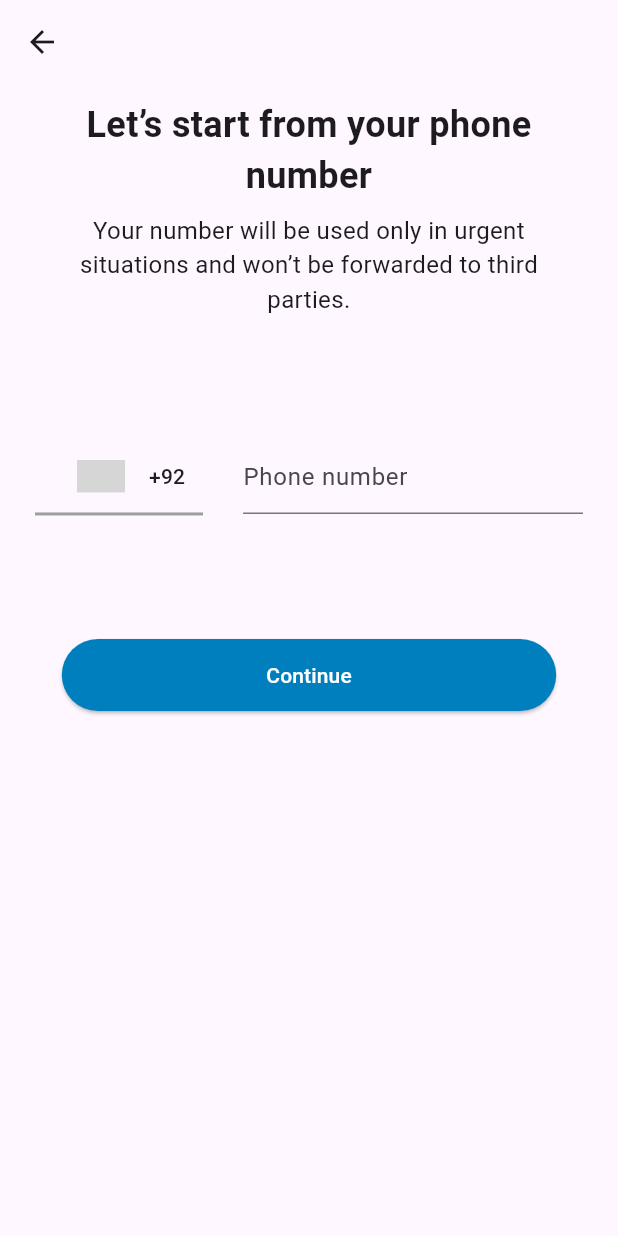
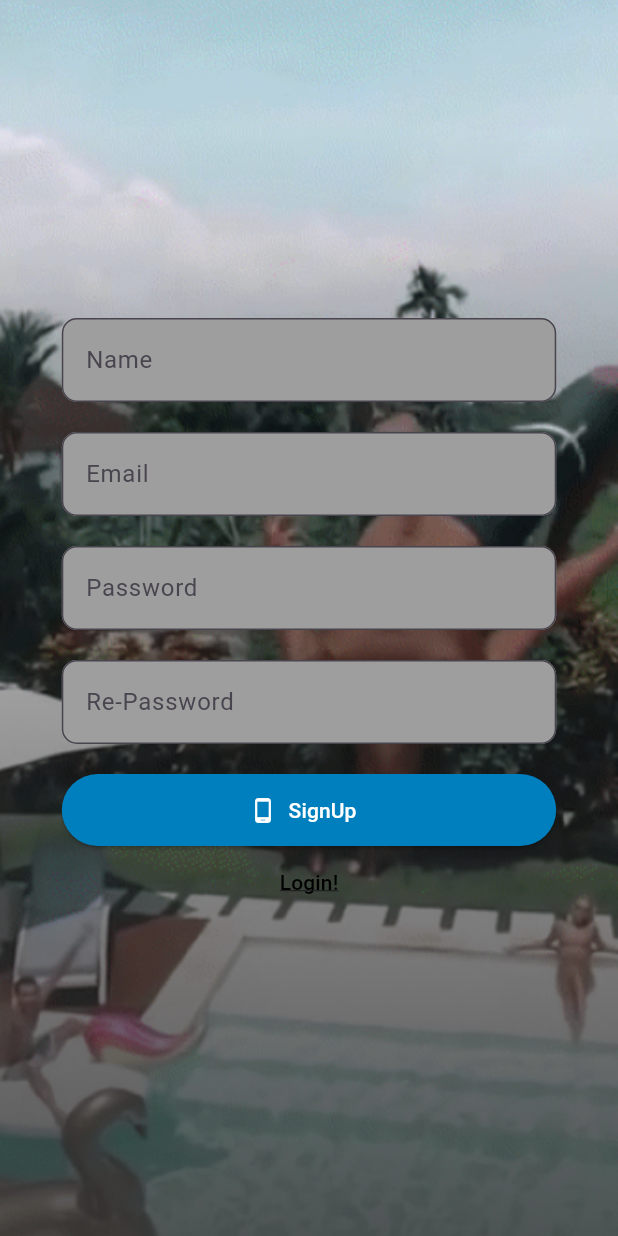
Before and after one commit to AhmadAkram52/Flutter-Unite-App, a Flutter app: the SignupScreen screen opened directly, on a phone screen of 412 x 824 dp. Run offline on Flutter 3.47's test engine with Material 3 defaults, Android fonts, the phone set to English and light mode, and no system bars; drawn by our look-alikes of country_code_picker; our stand-ins replace cloud_firestore, firebase_auth, firebase_core, flutter_chat_bubble, get, iconsax and 1 more; missing offline and left inert: firebase_app_check; accounts and stored records are empty; grey boxes are pictures that could not be loaded.

Commit message:
SignUp & Login Done

```diff
--- /dev/null
+++ b/lib/features/Authentications/controllers/login_controller.dart
@@ -0,0 +1,46 @@
+import 'package:firebase_auth/firebase_auth.dart';
+import 'package:flutter/material.dart';
+import 'package:get/get.dart';
+import 'package:unite/main.dart';
+import 'package:unite/utils/helper/firebase_helper.dart';
+import 'package:unite/utils/helper/helper_funtions.dart';
+
+class LoginController extends GetxController {
+  static LoginController get instance => Get.find();
+  final TextEditingController mailController = TextEditingController();
+  final TextEditingController passwordController = TextEditingController();
+
+  RxBool mailIsValid = true.obs;
+
+  formValidation() async {
+    await FirebaseHelpers.fireAuth
+        .signOut()
+        .then((value) => Get.snackbar("LogOut", "LogOut user."));
+    final String email = mailController.text.toString();
+    final String password = passwordController.text.toString();
+
+    if (UHelpers.isValidEmail(email)) {
+      mailIsValid.value = true;
+      loginWithEmailAndPassword(email: email, password: password);
+    } else {
+      mailIsValid.value = false;
+    }
+  }
+
+  loginWithEmailAndPassword(
+      {required String email, required String password}) async {
+    try {
+      await FirebaseHelpers.fireAuth
+          .signInWithEmailAndPassword(email: email, password: password)
+          .then((value) => Get.to(const NavigationMenu()));
+    } on FirebaseAuthException catch (e) {
+      if (e.code == 'user-not-found') {
+        Get.snackbar("Please SignUp", "No user found for that email.");
+        print('No user found for that email.');
+      } else if (e.code == 'wrong-password') {
+        Get.snackbar("Login Failed", "Wrong password provided for that user.");
+        print('Wrong password provided for that user.');
+      }
+    }
+  }
+}
--- a/lib/features/Authentications/controllers/signup_controller.dart
+++ b/lib/features/Authentications/controllers/signup_controller.dart
@@ -1,74 +1,144 @@
 import 'package:firebase_auth/firebase_auth.dart';
 import 'package:flutter/material.dart';
 import 'package:get/get.dart';
-import 'package:unite/features/Authentications/screens/verify_code.dart';
-import 'package:unite/main.dart';
+import 'package:unite/features/chat/models/user_model.dart';
 import 'package:unite/utils/helper/firebase_helper.dart';
+import 'package:unite/utils/helper/helper_funtions.dart';
 
 class SignupController extends GetxController {
-  final TextEditingController numController = TextEditingController();
-  final TextEditingController codeController = TextEditingController();
+  static SignupController get instance => Get.find();
+  final TextEditingController nameController = TextEditingController();
+  final TextEditingController mailController = TextEditingController();
+  final TextEditingController passwordController = TextEditingController();
+  final TextEditingController rePasswordController = TextEditingController();
 
   RxString phoneNumber = "".obs;
   RxString dailCode = "".obs;
-  RxBool numIsValid = true.obs;
+  RxBool mailIsValid = true.obs;
+  RxBool nameIsFill = true.obs;
+  RxBool passIsValid = true.obs;
+  RxBool isLoading = false.obs;
 
-  toSubmit(BuildContext context) {
-    if (numController.text.length != 10) {
-      numIsValid.value = false;
-    } else {
-      phoneNumber.value = numController.text.toString();
-      final String fullNumber = "${dailCode.value}${phoneNumber.value}";
-      Get.defaultDialog(
-        actions: [
-          TextButton(
-            onPressed: () {
-              Navigator.pop(context);
-            },
-            child: const Text("Edit"),
-          ),
-          TextButton(
-            onPressed: () {
-              Navigator.pop(context);
-              // Get.to(CodeVerifyScreen(verificationId: "verificationId"));
-              sentCodeUsingNumber(phoneNumber: fullNumber);
-            },
-            child: const Text("Yes"),
-          ),
-        ],
-        title: "Number Confirmation",
-        middleText: "$fullNumber \n Is your phone number above correct?",
-      );
+  formValidation() {
+    final String name = nameController.text.toString();
+    final String email = mailController.text.toString();
+    final String password = passwordController.text.toString();
+    final String rePassword = rePasswordController.text.toString();
+    if (name.isNotEmpty) {
+      if (UHelpers.isValidEmail(email)) {
+        mailIsValid.value = true;
+        if (password == rePassword) {
+          passIsValid.value = true;
+          Get.snackbar("Success", "Ahmad Akram");
+          print("Ahmad:::::::::::::::Success");
+          signUpWithEmailAndPass(mail: email, password: password);
+        } else {
+          passIsValid.value = false;
+        }
+      } else {
+        mailIsValid.value = false;
+      }
+    } else {}
+  }
+
+  signUpWithEmailAndPass(
+      {required String mail, required String password}) async {
+    try {
+      await FirebaseHelpers.fireAuth
+          .createUserWithEmailAndPassword(
+        email: mail,
+        password: password,
+      )
+          .then((value) async {
+        print("Ahmad ::::::::");
+        UserModel userModel = UserModel(
+            uid: FirebaseHelpers.fireAuth.currentUser!.uid,
+            email: mail,
+            name: name,
+            image: 'none',
+            lastActive: DateTime.now(),
+            isOnline: true,
+            password: password);
+        await FirebaseHelpers.fireStore
+            .collection("Users")
+            .doc(FirebaseHelpers.fireAuth.currentUser!.uid)
+            .set(userModel.toFireStore())
+            .then((value) {
+          Get.snackbar("Success SignUp", "User Success Created");
+        });
+      });
+    } on FirebaseAuthException catch (e) {
+      if (e.code == 'weak-password') {
+        Get.snackbar("Password Week", 'The password provided is too weak.');
+      } else if (e.code == 'email-already-in-use') {
+        Get.snackbar(
+            "Change Email", 'The account already exists for that email.');
+      }
+    } catch (e) {
+      print('Ahmad :::$e');
     }
   }
 
-  sentCodeUsingNumber({required String phoneNumber}) {
-    FirebaseHelpers.fireAuth.verifyPhoneNumber(
-        phoneNumber: phoneNumber,
-        verificationCompleted: (_) {},
-        verificationFailed: (e) {
-          Get.snackbar("Error", "$e");
-          print("Ahmad Phone Error::::: $e");
-        },
-        codeSent: (String verificationId, int? token) {
-          Get.to(CodeVerifyScreen(verificationId: verificationId));
-        },
-        codeAutoRetrievalTimeout: (e) {
-          Get.snackbar("TimeOut", e);
-          print(" Ahmad TimeOut::::: $e");
-        });
-  }
+// toSubmit(BuildContext context) {
+//   if (numController.text.length != 10) {
+//     numIsValid.value = false;
+//   } else {
+//     phoneNumber.value = numController.text.toString();
+//     final String fullNumber = "${dailCode.value}${phoneNumber.value}";
+//     Get.defaultDialog(
+//       actions: [
+//         TextButton(
+//           onPressed: () {
+//             Navigator.pop(context);
+//           },
+//           child: const Text("Edit"),
+//         ),
+//         TextButton(
+//           onPressed: () {
+//             isLoading.value = true;
+//             Navigator.pop(context);
+//             // Get.to(CodeVerifyScreen(verificationId: "verificationId"));
+//             sentCodeUsingNumber(phoneNumber: fullNumber);
+//           },
+//           child: const Text("Yes"),
+//         ),
+//       ],
+//       title: "Number Confirmation",
+//       middleText: "$fullNumber \n Is your phone number above correct?",
+//     );
+//   }
+// }
 
-  verifyCode({verificationId, smsCode}) async {
-    final credential = PhoneAuthProvider.credential(
-        verificationId: verificationId, smsCode: smsCode);
-    try {
-      await FirebaseHelpers.fireAuth
-          .signInWithCredential(credential)
-          .then((value) => Get.to(const NavigationMenu()));
-    } catch (e) {
-      Get.snackbar("Error", '$e');
-      print(" Ahmad Code Error::::: $e");
-    }
-  }
+// sentCodeUsingNumber({required String phoneNumber}) {
+//   FirebaseHelpers.fireAuth.verifyPhoneNumber(
+//       phoneNumber: phoneNumber,
+//       timeout: const Duration(seconds: 10),
+//       verificationCompleted: (_) {},
+//       verificationFailed: (e) {
+//         isLoading.value = false;
+//         Get.snackbar("Error", "$e");
+//         print("Ahmad Phone Error::::: $e");
+//       },
+//       codeSent: (String verificationId, int? token) {
+//         isLoading.value = false;
+//         Get.to(CodeVerifyScreen(verificationId: verificationId));
+//       },
+//       codeAutoRetrievalTimeout: (e) {
+//         isLoading.value = false;
+//         Get.snackbar("TimeOut", e);
+//         print(" Ahmad TimeOut::::: $e");
+//       });
+// }
+
+// verifyCode({verificationId, smsCode}) async {
+//   final credential = PhoneAuthProvider.credential(
+//       verificationId: verificationId, smsCode: smsCode);
+//   try {
+//     await FirebaseHelpers.fireAuth.signInWithCredential(credential);
+//     Get.to(const NavigationMenu());
+//   } catch (e) {
+//     Get.snackbar("Error", '$e');
+//     print(" Ahmad Code Error::::: $e");
+//   }
+// }
 }
--- a/lib/features/Authentications/screens/signup/signup_screen.dart
+++ b/lib/features/Authentications/screens/signup/signup_screen.dart
@@ -1,8 +1,9 @@
-import 'package:country_code_picker/country_code_picker.dart';
 import 'package:flutter/material.dart';
 import 'package:get/get.dart';
 import 'package:unite/features/Authentications/controllers/signup_controller.dart';
+import 'package:unite/features/Authentications/screens/login/login_screen.dart';
 import 'package:unite/utils/constants/colors.dart';
+import 'package:unite/utils/helper/helper_funtions.dart';
 
 class SignupScreen extends StatelessWidget {
   const SignupScreen({super.key});
@@ -11,98 +12,118 @@ class SignupScreen extends StatelessWidget {
   Widget build(BuildContext context) {
     final SignupController signupCtrl = Get.put(SignupController());
     return Scaffold(
-      appBar: AppBar(),
-      body: Padding(
-        padding: const EdgeInsets.all(10.0),
+      body: Container(
+        height: double.infinity,
+        width: double.infinity,
+        decoration: const BoxDecoration(
+          image: DecorationImage(
+            image: AssetImage('assets/images/login_bg.png'),
+            fit: BoxFit.cover,
+          ),
+        ),
         child: Column(
-          crossAxisAlignment: CrossAxisAlignment.center,
+          mainAxisAlignment: MainAxisAlignment.center,
           children: [
             SizedBox(
               width: Get.width * .8,
-              child: const Text(
-                textAlign: TextAlign.center,
-                "Let’s start from your phone number",
-                style: TextStyle(fontSize: 24, fontWeight: FontWeight.w700),
-              ),
-            ),
-            SizedBox(height: Get.height * .01),
-            Center(
-              child: SizedBox(
-                width: Get.width * .8,
-                child: const Text(
-                    "Your number will be used only in urgent situations and won’t be forwarded to third parties. ",
-                    textAlign: TextAlign.center,
-                    style:
-                        TextStyle(fontSize: 16, fontWeight: FontWeight.w400)),
-              ),
-            ),
-            SizedBox(height: Get.height * .10),
-            Row(
-              mainAxisAlignment: MainAxisAlignment.spaceAround,
-              children: [
-                Container(
-                  decoration: const BoxDecoration(
-                    border: Border(
-                        bottom: BorderSide(color: Colors.grey, width: 2)),
-                  ),
-                  child: CountryCodePicker(
-                    onChanged: (val) {
-                      signupCtrl.dailCode.value = val.toString();
-                      // print("Ahmad : $val");
-                    },
-                    initialSelection: 'PK',
-                    showFlagDialog: true,
-                    padding: EdgeInsets.zero,
-                    comparator: (a, b) => b.name!.compareTo(a.name.toString()),
-                    onInit: (code) {
-                      signupCtrl.dailCode.value = code!.dialCode!;
-                    },
-                    boxDecoration: const BoxDecoration(
-                      border: Border(
-                        bottom: BorderSide(
-                          color: Colors.grey,
-                          width: 1,
+              child: TextFormField(
+                controller: signupCtrl.nameController,
+                decoration: InputDecoration(
+                  border: OutlineInputBorder(
+                      borderRadius: BorderRadius.circular(10)),
+                  hintText: 'Name',
+                  errorText: signupCtrl.nameController.text.isEmpty
+                      ? null
+                      : "Please fill This Field!",
+                  fillColor: Colors.grey,
+                  filled: true,
                 ),
               ),
             ),
-                  ),
-                ),
+            const SizedBox(height: 20),
             SizedBox(
-                  width: Get.width * .55,
+                width: Get.width * .8,
                 child: Obx(() {
-                    return TextField(
-                      controller: signupCtrl.numController,
-                      onChanged: (val) {
-                        if (val.length == 10) {
-                          signupCtrl.numIsValid.value = true;
+                  return TextFormField(
+                    controller: signupCtrl.mailController,
+                    onChanged: (email) {
+                      if (UHelpers.isValidEmail(email)) {
+                        signupCtrl.mailIsValid.value = true;
                       }
                     },
-                      keyboardType: TextInputType.number,
                     decoration: InputDecoration(
-                          hintText: "Phone number",
-                          errorText: signupCtrl.numIsValid.value
+                      border: OutlineInputBorder(
+                          borderRadius: BorderRadius.circular(10)),
+                      hintText: 'Email',
+                      errorText:
+                          signupCtrl.mailIsValid.value ? null : "invalid mail",
+                      fillColor: Colors.grey,
+                      filled: true,
+                    ),
+                  );
+                })),
+            const SizedBox(height: 20),
+            SizedBox(
+                width: Get.width * .8,
+                child: Obx(() {
+                  return TextFormField(
+                    controller: signupCtrl.passwordController,
+                    decoration: InputDecoration(
+                      border: OutlineInputBorder(
+                          borderRadius: BorderRadius.circular(10)),
+                      hintText: 'Password',
+                      errorText: signupCtrl.passIsValid.value
                           ? null
-                              : "invalid number"),
+                          : "Password is Not Match",
+                      fillColor: Colors.grey,
+                      filled: true,
+                    ),
                   );
-                  }),
+                })),
+            const SizedBox(height: 20),
+            SizedBox(
+                width: Get.width * .8,
+                child: Obx(() {
+                  return TextFormField(
+                    controller: signupCtrl.rePasswordController,
+                    decoration: InputDecoration(
+                      border: OutlineInputBorder(
+                          borderRadius: BorderRadius.circular(10)),
+                      hintText: 'Re-Password',
+                      errorText: signupCtrl.passIsValid.value
+                          ? null
+                          : "Password is Not Match",
+                      fillColor: Colors.grey,
+                      filled: true,
                     ),
-
-                // const
-              ],
-            ),
-            SizedBox(height: Get.height * .10),
+                  );
+                })),
+            const SizedBox(height: 20),
             SizedBox(
                 width: Get.width * .8,
                 height: 48,
-                child: ElevatedButton(
+                child: ElevatedButton.icon(
                   style: ElevatedButton.styleFrom(
                       backgroundColor: UColors.primary,
                       foregroundColor: Colors.white),
+                  onPressed: () => signupCtrl.formValidation(),
+                  icon: const Icon(Icons.phone_android),
+                  label: const Text("SignUp"),
+                )),
+            TextButton(
               onPressed: () {
-                    signupCtrl.toSubmit(context);
+                Get.to(const LoginScreen());
+                signupCtrl.rePasswordController.clear();
+                signupCtrl.passwordController.clear();
+                signupCtrl.mailController.clear();
+                signupCtrl.nameController.clear();
               },
-                  child: const Text("Continue"),
-                )),
+              child: const Text(
+                "Login!",
+                style: TextStyle(
+                    color: Colors.black, decoration: TextDecoration.underline),
+              ),
+            ),
           ],
         ),
       ),
--- a/lib/features/Authentications/screens/verify_code.dart
+++ b/lib/features/Authentications/screens/verify_code.dart
@@ -1,7 +1,6 @@
 import 'package:flutter/material.dart';
 import 'package:get/get.dart';
 import 'package:pin_code_fields/pin_code_fields.dart';
-import 'package:unite/features/Authentications/controllers/signup_controller.dart';
 
 class CodeVerifyScreen extends StatelessWidget {
   final String verificationId;
@@ -11,7 +10,6 @@ class CodeVerifyScreen extends StatelessWidget {
   @override
   Widget build(BuildContext context) {
     final formKey = GlobalKey<FormState>();
-    final SignupController signupCtrl = Get.put(SignupController());
     return Scaffold(
       appBar: AppBar(),
       body: Padding(
@@ -81,7 +79,7 @@ class CodeVerifyScreen extends StatelessWidget {
                   animationDuration: const Duration(milliseconds: 300),
                   enableActiveFill: true,
                   // errorAnimationController: errorController,
-                  controller: signupCtrl.codeController,
+                  // controller: SignupController.instance.codeController,
                   keyboardType: TextInputType.number,
                   onCompleted: (v) async {
                     if (v.length == 6) {
--- a/lib/features/chat/models/user_model.dart
+++ b/lib/features/chat/models/user_model.dart
@@ -1,6 +1,7 @@
 class UserModel {
   final String uid;
   final String email;
+  final String password;
   final String name;
   final String image;
   final DateTime lastActive;
@@ -12,14 +13,28 @@ class UserModel {
       required this.name,
       required this.image,
       required this.lastActive,
-      required this.isOnline});
+      required this.isOnline,
+      required this.password});
 
   factory UserModel.fromJson(Map<String, dynamic> json) => UserModel(
         uid: json['id'],
+        name: json['name'],
         email: json['email'],
-        name: json['name'],
+        password: json['password'],
         image: json['image'],
         lastActive: json['lastActive'].toDate(),
         isOnline: json['isOnline'] ?? false,
       );
+
+  Map<String, dynamic> toFireStore() {
+    return {
+      "id": uid,
+      "name": name,
+      "email": email,
+      "password": password,
+      "image": image,
+      "lastActive": lastActive,
+      "isOnline": isOnline,
+    };
+  }
 }
--- a/lib/main.dart
+++ b/lib/main.dart
@@ -16,7 +16,8 @@ Future<void> main() async {
     options: DefaultFirebaseOptions.currentPlatform,
   );
   await FirebaseAppCheck.instance.activate(
-    webProvider: ReCaptchaV3Provider('recaptcha-v3-site-key'),
+    webProvider:
+        ReCaptchaV3Provider('6LeIrJYpAAAAAHz0HuicVkLiyH6NNGesya7RY7cL'),
     androidProvider: AndroidProvider.debug,
     appleProvider: AppleProvider.appAttest,
   );
--- /dev/null
+++ b/lib/utils/helper/helper_funtions.dart
@@ -0,0 +1,8 @@
+class UHelpers {
+  static bool isValidEmail(String email) {
+    final emailRegex = RegExp(
+      r'^[a-zA-Z0-9.]+@[a-zA-Z0-9]+\.[a-zA-Z]+',
+    );
+    return emailRegex.hasMatch(email);
+  }
+}
```
Also changed, not shown: lib/features/Authentications/screens/login/login_screen.dart (+47 -4 lines), lib/firebase_options.dart, 5 other files. Lines whose indentation alone changed are shown as unchanged.
